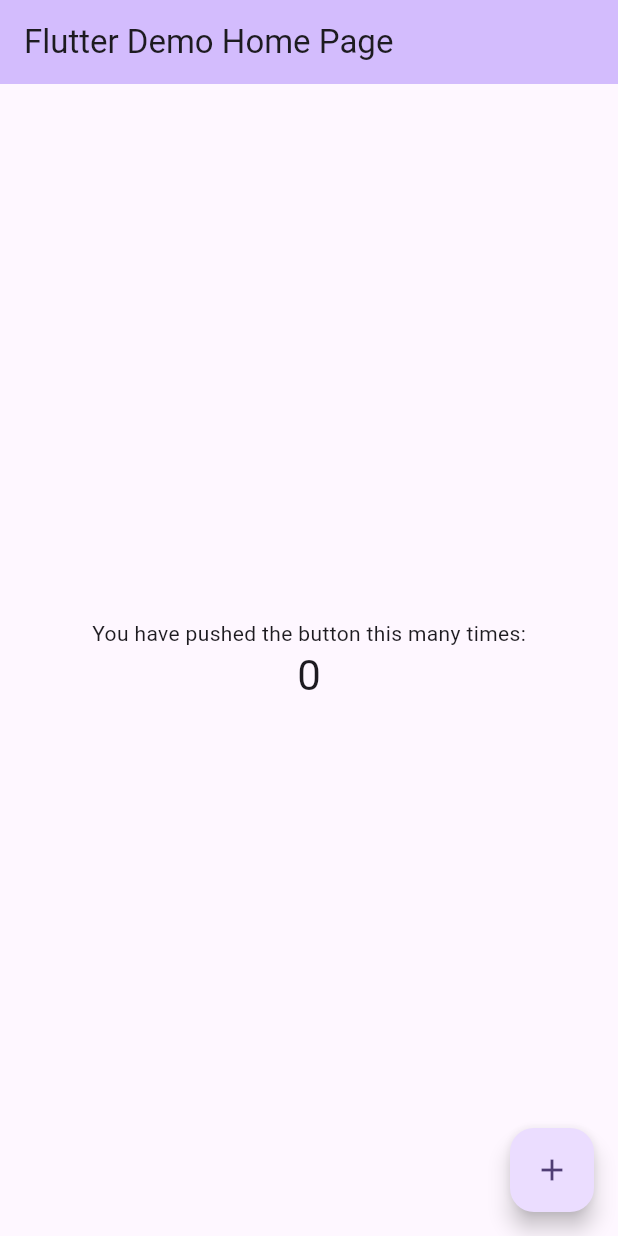
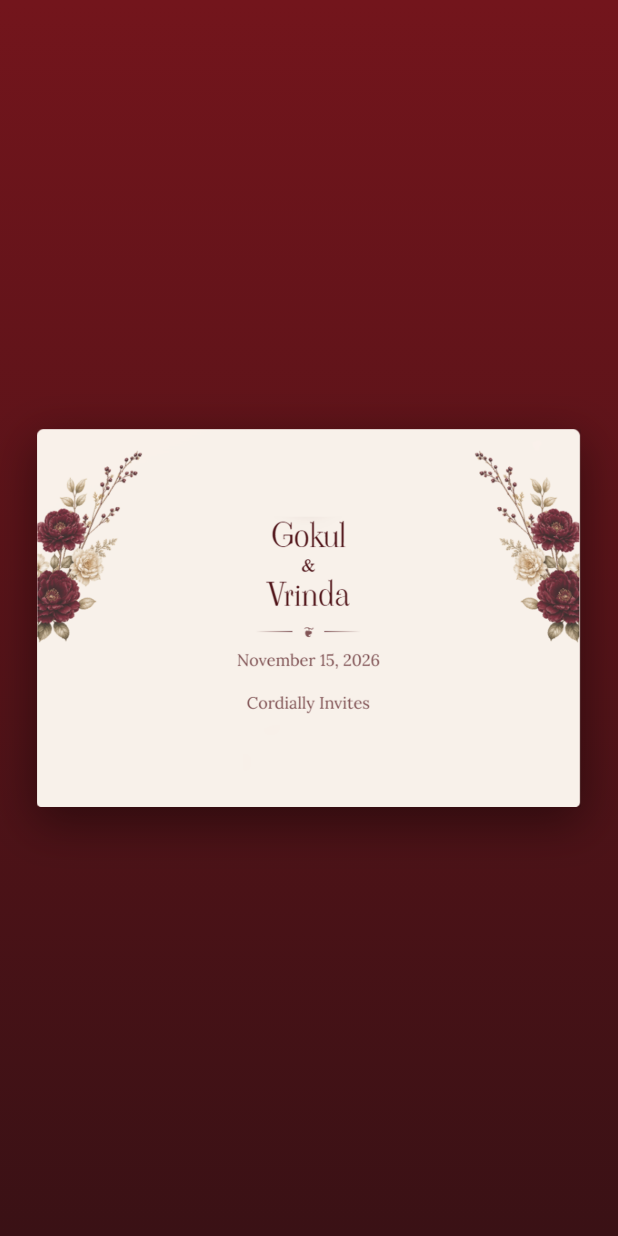
Before and after one commit to Gokul-Vrinda/Gokul-Vrinda.github.io, a Flutter app: the screen it shows after launch, on a phone screen of 412 x 824 dp. Run offline on Flutter 3.47's test engine with Material 3 defaults, Android fonts, the phone set to English and light mode, and no system bars.

Commit message:
landing page initials

```diff
--- /dev/null
+++ b/lib/const/app_assets.dart
@@ -0,0 +1,8 @@
+class AppAssets {
+  // Base Path
+  static const String _basePath = 'assets/images/';
+
+  // Frame Images
+  static const String landingInvitationCard = '${_basePath}Frame_9.png';
+
+}
--- /dev/null
+++ b/lib/const/app_colors.dart
@@ -0,0 +1,10 @@
+import 'package:flutter/material.dart';
+
+class AppColors {
+  static const Color landingDarkRed = Color(0xFF73151C);
+  static const Color landingDeepRed = Color(0xFF3A1115);
+
+
+  static const Color white = Colors.white;
+  static const Color black = Colors.black;
+}
--- /dev/null
+++ b/lib/const/screen_helper.dart
@@ -0,0 +1,17 @@
+import 'package:flutter/material.dart';
+
+class ScreenHelper {
+  // Screen size check cheyyanulla helper methods
+  static bool isMobile(BuildContext context) =>
+      MediaQuery.of(context).size.width < 600;
+
+  static bool isTablet(BuildContext context) =>
+      MediaQuery.of(context).size.width >= 600 &&
+      MediaQuery.of(context).size.width < 1024;
+
+  static bool isDesktop(BuildContext context) =>
+      MediaQuery.of(context).size.width >= 1024;
+
+  static Size screenSize(BuildContext context) =>
+      MediaQuery.of(context).size;
+}
--- a/lib/main.dart
+++ b/lib/main.dart
@@ -1,4 +1,5 @@
 import 'package:flutter/material.dart';
+import 'package:gokul_weds_vrinda/screens/landing/landing_page.dart';
 
 void main() {
   runApp(const MyApp());
@@ -6,102 +7,15 @@ void main() {
 
 class MyApp extends StatelessWidget {
   const MyApp({super.key});
-
-  // This widget is the root of your application.
   @override
   Widget build(BuildContext context) {
     return MaterialApp(
-      title: 'Flutter Demo',
+      debugShowCheckedModeBanner: false,
+      title: 'Gokul weds Vrinda',
       theme: ThemeData(
         colorScheme: ColorScheme.fromSeed(seedColor: Colors.deepPurple),
       ),
-      home: const MyHomePage(title: 'Flutter Demo Home Page'),
+      home: const LandingPage(),
     );
   }
 }
-
-class MyHomePage extends StatefulWidget {
-  const MyHomePage({super.key, required this.title});
-
-  // This widget is the home page of your application. It is stateful, meaning
-  // that it has a State object (defined below) that contains fields that affect
-  // how it looks.
-
-  // This class is the configuration for the state. It holds the values (in this
-  // case the title) provided by the parent (in this case the App widget) and
-  // used by the build method of the State. Fields in a Widget subclass are
-  // always marked "final".
-
-  final String title;
-
-  @override
-  State<MyHomePage> createState() => _MyHomePageState();
-}
-
-class _MyHomePageState extends State<MyHomePage> {
-  int _counter = 0;
-
-  void _incrementCounter() {
-    setState(() {
-      // This call to setState tells the Flutter framework that something has
-      // changed in this State, which causes it to rerun the build method below
-      // so that the display can reflect the updated values. If we changed
-      // _counter without calling setState(), then the build method would not be
-      // called again, and so nothing would appear to happen.
-      _counter++;
-    });
-  }
-
-  @override
-  Widget build(BuildContext context) {
-    // This method is rerun every time setState is called, for instance as done
-    // by the _incrementCounter method above.
-    //
-    // The Flutter framework has been optimized to make rerunning build methods
-    // fast, so that you can just rebuild anything that needs updating rather
-    // than having to individually change instances of widgets.
-    return Scaffold(
-      appBar: AppBar(
-        // TRY THIS: Try changing the color here to a specific color (to
-        // Colors.amber, perhaps?) and trigger a hot reload to see the AppBar
-        // change color while the other colors stay the same.
-        backgroundColor: Theme.of(context).colorScheme.inversePrimary,
-        // Here we take the value from the MyHomePage object that was created by
-        // the App.build method, and use it to set our appbar title.
-        title: Text(widget.title),
-      ),
-      body: Center(
-        // Center is a layout widget. It takes a single child and positions it
-        // in the middle of the parent.
-        child: Column(
-          // Column is also a layout widget. It takes a list of children and
-          // arranges them vertically. By default, it sizes itself to fit its
-          // children horizontally, and tries to be as tall as its parent.
-          //
-          // Column has various properties to control how it sizes itself and
-          // how it positions its children. Here we use mainAxisAlignment to
-          // center the children vertically; the main axis here is the vertical
-          // axis because Columns are vertical (the cross axis would be
-          // horizontal).
-          //
-          // TRY THIS: Invoke "debug painting" (choose the "Toggle Debug Paint"
-          // action in the IDE, or press "p" in the console), to see the
-          // wireframe for each widget.
-          mainAxisAlignment: MainAxisAlignment.center,
-          children: <Widget>[
-            const Text('You have pushed the button this many times:'),
-            Text(
-              '$_counter',
-              style: Theme.of(context).textTheme.headlineMedium,
-            ),
-          ],
-        ),
-      ),
-      floatingActionButton: FloatingActionButton(
-        onPressed: _incrementCounter,
-        tooltip: 'Increment',
-        child: const Icon(Icons.add),
-      ), // This trailing comma makes auto-formatting nicer for build methods.
-    );
-  }
-}
--- /dev/null
+++ b/lib/screens/landing/landing_page.dart
@@ -0,0 +1,54 @@
+import 'package:flutter/material.dart';
+import 'package:gokul_weds_vrinda/const/app_assets.dart';
+import 'package:gokul_weds_vrinda/const/app_colors.dart';
+import 'package:gokul_weds_vrinda/const/screen_helper.dart'; // Helper file import cheyyuka
+
+class LandingPage extends StatelessWidget {
+  const LandingPage({super.key});
+
+  @override
+  Widget build(BuildContext context) {
+    // ScreenHelper use cheythu values edukkunnu
+    final size = ScreenHelper.screenSize(context);
+    final mobileCheck = ScreenHelper.isMobile(context);
+
+    return Scaffold(
+      body: Container(
+        width: double.infinity,
+        height: double.infinity,
+        decoration: BoxDecoration(
+          gradient: LinearGradient(
+            colors: [AppColors.landingDarkRed, AppColors.landingDeepRed],
+            begin: Alignment.topCenter,
+            end: Alignment.bottomCenter,
+          ),
+        ),
+        child: Center(
+          child: Padding(
+            padding: const EdgeInsets.symmetric(horizontal: 20.0),
+            child: Container(
+              constraints: BoxConstraints(
+                maxWidth: mobileCheck ? size.width * 0.88 : 550,
+                maxHeight: size.height * 0.75,
+              ),
+              decoration: BoxDecoration(
+                boxShadow: [
+                  BoxShadow(
+                    color: Colors.black.withAlpha(102),
+                    blurRadius: 25,
+                    spreadRadius: 2,
+                    offset: const Offset(0, 10),
+                  ),
+                ],
+              ),
+              child: Image.asset(
+                AppAssets.landingInvitationCard,
+                fit: BoxFit.contain,
+              ),
+            ),
+          ),
+        ),
+      ),
+    );
+  }
+}
```
Also changed, not shown: pubspec.yaml (+6 -9 lines), assets/images/Frame_9.png (added), pubspec.lock, 3 other files.
